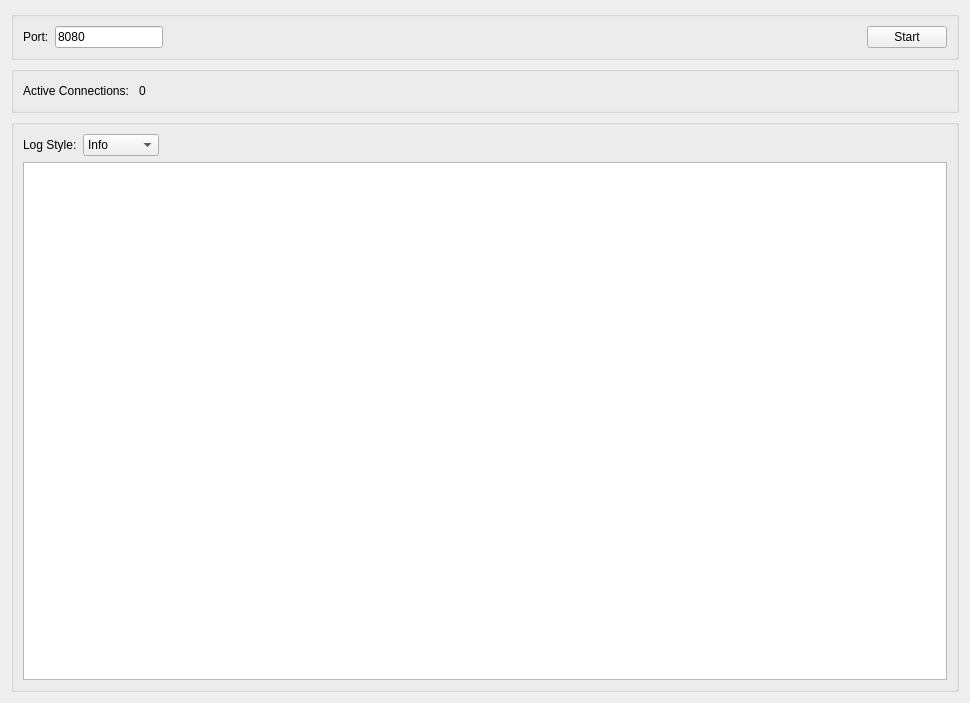
Old version of the form Widgets/TcpWidget.ui in the repository navinreddy23/Qt_TCP_UDP_Server.
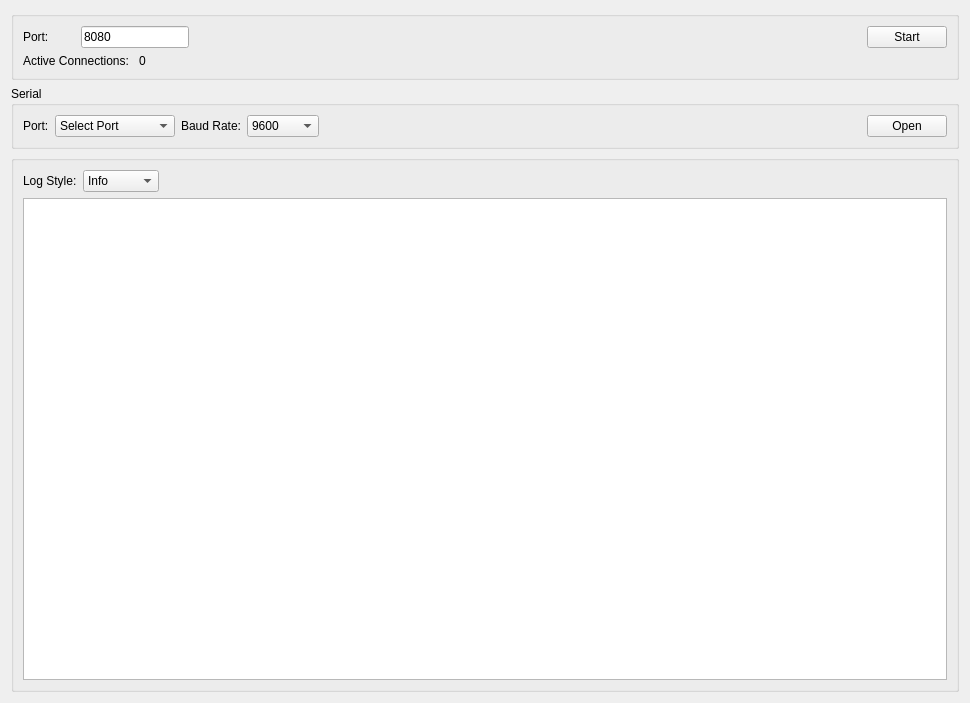
New version of the form.

Commit message: Added serial port to TCP widget.

What changed in the file:
```diff
--- a/Widgets/TcpWidget.ui
+++ b/Widgets/TcpWidget.ui
@@ -20,43 +20,7 @@
   <property name="windowTitle">
    <string>Form</string>
   </property>
-  <layout class="QGridLayout" name="gridLayout_5">
-   <item row="1" column="0">
-    <widget class="QGroupBox" name="gpMicTcpLogs">
-     <property name="title">
-      <string/>
-     </property>
-     <layout class="QGridLayout" name="gridLayout_4">
-      <item row="0" column="3">
-       <spacer name="horizontalSpacer_3">
-        <property name="orientation">
-         <enum>Qt::Horizontal</enum>
-        </property>
-        <property name="sizeHint" stdset="0">
-         <size>
-          <width>715</width>
-          <height>20</height>
-         </size>
-        </property>
-       </spacer>
-      </item>
-      <item row="0" column="2">
-       <widget class="QLabel" name="lblMicTcpActiveConn">
-        <property name="text">
-         <string>&lt;html&gt;&lt;head/&gt;&lt;body&gt;&lt;p&gt;0&lt;/p&gt;&lt;/body&gt;&lt;/html&gt;</string>
-        </property>
-       </widget>
-      </item>
-      <item row="0" column="0" colspan="2">
-       <widget class="QLabel" name="label_MicTcp_3">
-        <property name="text">
-         <string>Active Connections: </string>
-        </property>
-       </widget>
-      </item>
-     </layout>
-    </widget>
-   </item>
+  <layout class="QGridLayout" name="gridLayout_4">
    <item row="0" column="0">
     <widget class="QGroupBox" name="gpMicTcpInput">
      <property name="title">
@@ -70,7 +34,7 @@
         </property>
        </widget>
       </item>
-      <item row="0" column="1">
+      <item row="0" column="1" colspan="2">
        <widget class="QLineEdit" name="lePort">
         <property name="sizePolicy">
          <sizepolicy hsizetype="Fixed" vsizetype="Fixed">
@@ -83,7 +47,7 @@
         </property>
        </widget>
       </item>
-      <item row="0" column="2">
+      <item row="0" column="3">
        <spacer name="horizontalSpacer">
         <property name="orientation">
          <enum>Qt::Horizontal</enum>
@@ -96,7 +60,7 @@
         </property>
        </spacer>
       </item>
-      <item row="0" column="3">
+      <item row="0" column="4">
        <widget class="QPushButton" name="btnMicTcpStartStop">
         <property name="minimumSize">
          <size>
@@ -108,6 +72,107 @@
          <string>Start</string>
         </property>
        </widget>
+      </item>
+      <item row="1" column="0" colspan="2">
+       <widget class="QLabel" name="label_MicTcp_3">
+        <property name="text">
+         <string>Active Connections: </string>
+        </property>
+       </widget>
+      </item>
+      <item row="1" column="2">
+       <widget class="QLabel" name="lblMicTcpActiveConn">
+        <property name="text">
+         <string>&lt;html&gt;&lt;head/&gt;&lt;body&gt;&lt;p&gt;0&lt;/p&gt;&lt;/body&gt;&lt;/html&gt;</string>
+        </property>
+       </widget>
+      </item>
+     </layout>
+    </widget>
+   </item>
+   <item row="1" column="0">
+    <widget class="QGroupBox" name="groupBox">
+     <property name="title">
+      <string>Serial</string>
+     </property>
+     <layout class="QGridLayout" name="gridLayout_5">
+      <item row="0" column="1">
+       <spacer name="horizontalSpacer_4">
+        <property name="orientation">
+         <enum>Qt::Horizontal</enum>
+        </property>
+        <property name="sizeHint" stdset="0">
+         <size>
+          <width>479</width>
+          <height>20</height>
+         </size>
+        </property>
+       </spacer>
+      </item>
+      <item row="0" column="2">
+       <widget class="QPushButton" name="btnSerial">
+        <property name="text">
+         <string>Open</string>
+        </property>
+       </widget>
+      </item>
+      <item row="0" column="0">
+       <layout class="QGridLayout" name="gridLayout_2">
+        <item row="0" column="2">
+         <widget class="QLabel" name="label_3">
+          <property name="text">
+           <string>Baud Rate:</string>
+          </property>
+         </widget>
+        </item>
+        <item row="0" column="3">
+         <widget class="QComboBox" name="cmbBaud">
+          <item>
+           <property name="text">
+            <string>9600</string>
+           </property>
+          </item>
+          <item>
+           <property name="text">
+            <string>38400</string>
+           </property>
+          </item>
+          <item>
+           <property name="text">
+            <string>115200</string>
+           </property>
+          </item>
+         </widget>
+        </item>
+        <item row="0" column="1">
+         <widget class="QComboBox" name="cmbSerialPort">
+          <property name="sizePolicy">
+           <sizepolicy hsizetype="Fixed" vsizetype="Fixed">
+            <horstretch>0</horstretch>
+            <verstretch>0</verstretch>
+           </sizepolicy>
+          </property>
+          <property name="minimumSize">
+           <size>
+            <width>120</width>
+            <height>0</height>
+           </size>
+          </property>
+          <item>
+           <property name="text">
+            <string>Select Port</string>
+           </property>
+          </item>
+         </widget>
+        </item>
+        <item row="0" column="0">
+         <widget class="QLabel" name="label_2">
+          <property name="text">
+           <string>Port:</string>
+          </property>
+         </widget>
+        </item>
+       </layout>
       </item>
      </layout>
     </widget>
```
The commit also changes 2 other files.
